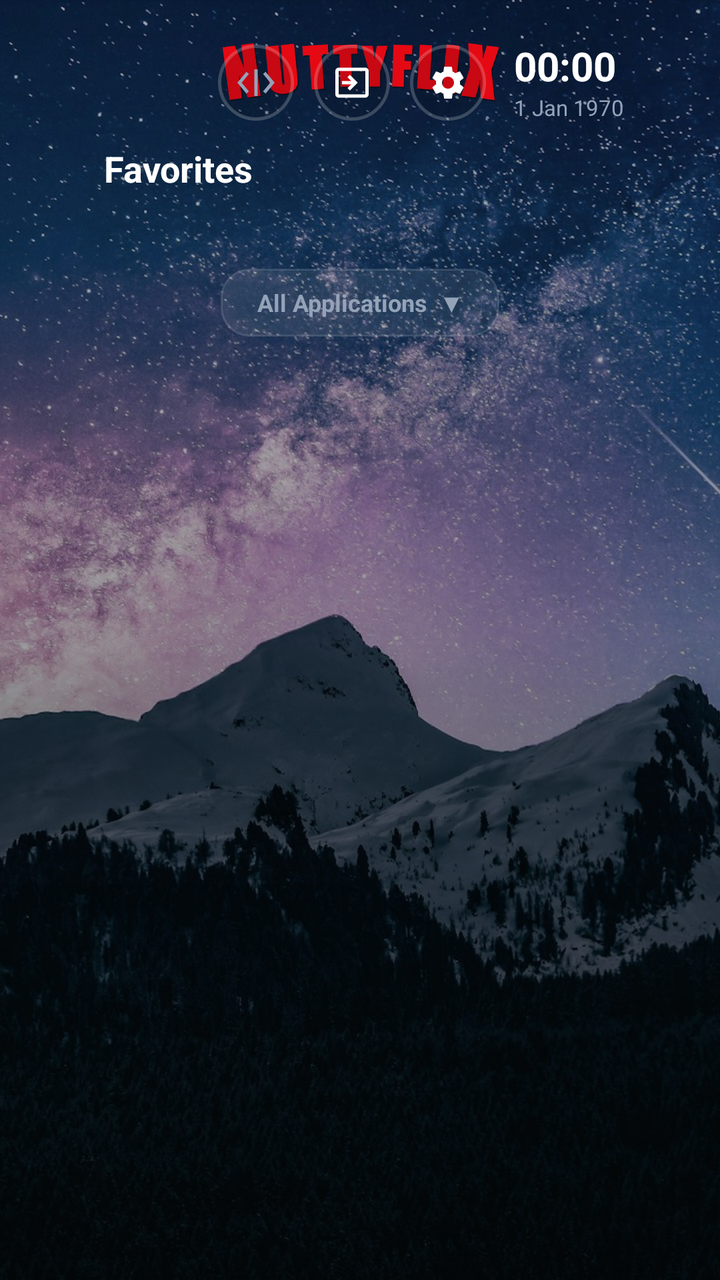
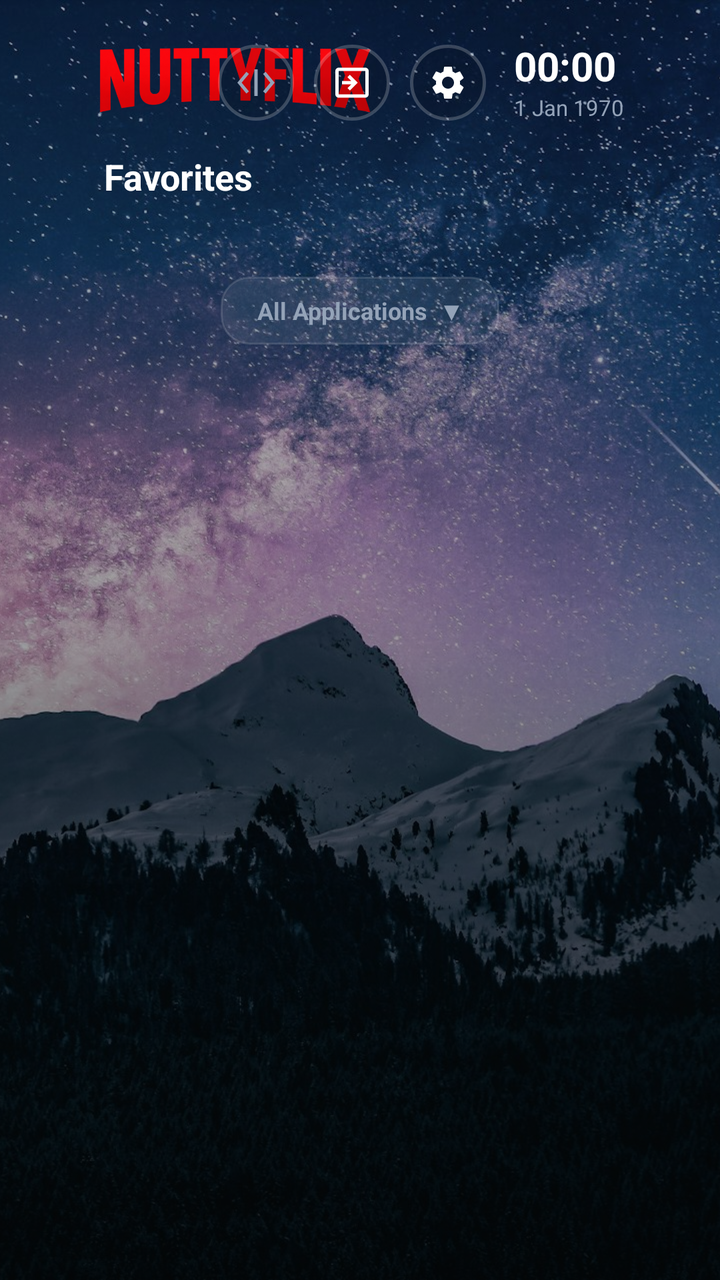

Two renders of the same Android screen: before a commit and after it. Below are the layout's source before the change and the commit's diff.
<!-- AndroidManifest.xml: application theme Theme.AppleTvLauncher -->
<!-- res/layout/activity_main.xml -->
<?xml version="1.0" encoding="utf-8"?>
<FrameLayout xmlns:android="http://schemas.android.com/apk/res/android"
    android:layout_width="match_parent"
    android:layout_height="match_parent"
    android:clipChildren="false"
    android:clipToPadding="false">

    
    <ImageView
        android:id="@+id/img_wallpaper"
        android:layout_width="match_parent"
        android:layout_height="match_parent"
        android:scaleType="centerCrop"
        android:src="@drawable/bg_wallpaper" />

    
    <View
        android:id="@+id/view_overlay"
        android:layout_width="match_parent"
        android:layout_height="match_parent"
        android:background="@drawable/bg_overlay_dark" />

    
    <ImageView
        android:id="@+id/img_logo"
        android:layout_width="200dp"
        android:layout_height="40dp"
        android:layout_gravity="top|center_horizontal"
        android:layout_marginTop="20dp"
        android:elevation="10dp"
        android:scaleType="fitCenter"
        android:src="@drawable/logo_nuttyflix" />

    
    <LinearLayout
        android:id="@+id/top_bar"
        android:layout_width="wrap_content"
        android:layout_height="wrap_content"
        android:layout_gravity="top|end"
        android:layout_marginTop="22dp"
        android:layout_marginEnd="48dp"
        android:clipChildren="false"
        android:clipToPadding="false"
        android:elevation="10dp"
        android:gravity="center_vertical"
        android:orientation="horizontal">

        
        <LinearLayout
            android:id="@+id/tray_inputs"
            android:layout_width="wrap_content"
            android:layout_height="38dp"
            android:layout_marginEnd="10dp"
            android:background="@drawable/dialog_glass_bg"
            android:clipChildren="false"
            android:clipToPadding="false"
            android:gravity="center_vertical"
            android:orientation="horizontal"
            android:paddingStart="8dp"
            android:paddingEnd="8dp"
            android:visibility="gone" />

        
        <LinearLayout
            android:id="@+id/tray_network"
            android:layout_width="wrap_content"
            android:layout_height="38dp"
            android:layout_marginEnd="10dp"
            android:background="@drawable/dialog_glass_bg"
            android:clipChildren="false"
            android:clipToPadding="false"
            android:gravity="center_vertical"
            android:orientation="horizontal"
            android:paddingStart="8dp"
            android:paddingEnd="8dp"
            android:visibility="gone" />

        
        <ImageView
            android:id="@+id/btn_network"
            android:layout_width="38dp"
            android:layout_height="38dp"
            android:layout_marginEnd="10dp"
            android:background="@drawable/btn_settings_selector"
            android:clickable="true"
            android:focusable="true"
            android:focusableInTouchMode="true"
            android:scaleType="centerInside"
            android:src="@drawable/ic_ethernet_connected" />

        
        <ImageView
            android:id="@+id/btn_input"
            android:layout_width="38dp"
            android:layout_height="38dp"
            android:layout_marginEnd="10dp"
            android:background="@drawable/btn_settings_selector"
            android:clickable="true"
            android:focusable="true"
            android:focusableInTouchMode="true"
            android:scaleType="centerInside"
            android:src="@drawable/ic_input_source" />

        
        <ImageView
            android:id="@+id/btn_settings"
            android:layout_width="38dp"
            android:layout_height="38dp"
            android:background="@drawable/btn_settings_selector"
            android:clickable="true"
            android:focusable="true"
            android:focusableInTouchMode="true"
            android:scaleType="centerInside"
            android:src="@drawable/ic_settings_gear" />

        <LinearLayout
            android:layout_width="wrap_content"
            android:layout_height="wrap_content"
            android:layout_marginStart="14dp"
            android:orientation="vertical"
            android:gravity="center_vertical">

            <TextClock
                android:id="@+id/text_clock"
                android:layout_width="wrap_content"
                android:layout_height="wrap_content"
                android:format12Hour="HH:mm"
                android:format24Hour="HH:mm"
                android:includeFontPadding="false"
                android:textColor="#FFFFFFFF"
                android:textSize="20sp"
                android:textStyle="bold" />

            <TextClock
                android:id="@+id/text_date"
                android:layout_width="wrap_content"
                android:layout_height="wrap_content"
                android:layout_marginTop="2dp"
                android:format12Hour="d MMM yyyy"
                android:format24Hour="d MMM yyyy"
                android:includeFontPadding="false"
                android:textColor="#94A3B8"
                android:textSize="11sp" />
        </LinearLayout>
    </LinearLayout>

    
    <ScrollView
        android:id="@+id/main_scroll"
        android:layout_width="match_parent"
        android:layout_height="match_parent"
        android:clipChildren="false"
        android:clipToPadding="false"
        android:paddingStart="48dp"
        android:paddingTop="72dp"
        android:paddingEnd="48dp"
        android:paddingBottom="48dp"
        android:scrollbars="none">

        <LinearLayout
            android:layout_width="match_parent"
            android:layout_height="wrap_content"
            android:clipChildren="false"
            android:clipToPadding="false"
            android:orientation="vertical">

            
            <TextView
                android:layout_width="wrap_content"
                android:layout_height="wrap_content"
                android:layout_marginStart="4dp"
                android:layout_marginBottom="10dp"
                android:text="Favorites"
                android:textColor="#FFFFFFFF"
                android:textSize="18sp"
                android:textStyle="bold" />

            <GridLayout
                android:id="@+id/grid_favorites"
                android:layout_width="wrap_content"
                android:layout_height="wrap_content"
                android:layout_marginBottom="16dp"
                android:clipChildren="false"
                android:clipToPadding="false"
                android:columnCount="6" />

            
            <TextView
                android:id="@+id/btn_toggle_applications"
                android:layout_width="wrap_content"
                android:layout_height="34dp"
                android:layout_gravity="center_horizontal"
                android:layout_marginTop="12dp"
                android:layout_marginBottom="16dp"
                android:background="@drawable/btn_quick_selector"
                android:clickable="true"
                android:focusable="true"
                android:focusableInTouchMode="true"
                android:gravity="center"
                android:paddingStart="18dp"
                android:paddingEnd="18dp"
                android:text="All Applications  ▼"
                android:textColor="#94A3B8"
                android:textSize="12sp"
                android:textStyle="bold" />

            
            <GridLayout
                android:id="@+id/grid_applications"
                android:layout_width="wrap_content"
                android:layout_height="wrap_content"
                android:layout_marginBottom="24dp"
                android:clipChildren="false"
                android:clipToPadding="false"
                android:columnCount="6"
                android:visibility="gone" />

        </LinearLayout>
    </ScrollView>

</FrameLayout>
<!-- resources referenced by this layout -->
<resources>
  <!-- drawable bg_overlay_dark (drawable) -->
  <?xml version="1.0" encoding="utf-8"?>
  <shape xmlns:android="http://schemas.android.com/apk/res/android"
      android:shape="rectangle">
      <gradient
          android:type="linear"
          android:angle="270"
          android:startColor="#40000000"
          android:centerColor="#60000000"
          android:endColor="#B0000000" />
  </shape>
  <!-- drawable btn_quick_selector (drawable) -->
  <?xml version="1.0" encoding="utf-8"?>
  <selector xmlns:android="http://schemas.android.com/apk/res/android">
      <item android:state_focused="true" android:drawable="@drawable/btn_quick_focused" />
      <item android:drawable="@drawable/btn_quick" />
  </selector>
  <!-- drawable dialog_glass_bg (drawable) -->
  <?xml version="1.0" encoding="utf-8"?>
  <shape xmlns:android="http://schemas.android.com/apk/res/android"
      android:shape="rectangle">
      <corners android:radius="18dp" />
      <solid android:color="#F2181C26" />
      <stroke android:width="1.5dp" android:color="#40FFFFFF" />
  </shape>
  <!-- drawable ic_ethernet_connected (drawable) -->
  <vector xmlns:android="http://schemas.android.com/apk/res/android"
      android:width="20dp"
      android:height="20dp"
      android:viewportWidth="24"
      android:viewportHeight="24">
      <path
          android:fillColor="#94A3B8"
          android:pathData="M7.77,6.76L6.23,5.48L0.82,12L6.23,18.52L7.77,17.24L3.41,12L7.77,6.76ZM16.23,17.24L17.77,18.52L23.18,12L17.77,5.48L16.23,6.76L20.59,12L16.23,17.24ZM11,4H13V20H11V4Z" />
  </vector>
  <!-- drawable ic_input_source (drawable) -->
  <vector xmlns:android="http://schemas.android.com/apk/res/android"
      android:width="20dp"
      android:height="20dp"
      android:viewportWidth="24"
      android:viewportHeight="24">
      <path
          android:fillColor="#FFFFFFFF"
          android:pathData="M20,3H4C2.9,3 2,3.9 2,5v14c0,1.1 0.9,2 2,2h16c1.1,0 2,-0.9 2,-2V5C22,3.9 21.1,3 20,3z M20,19H4V5h16V19z M6,13h5.59l-2.3,2.29l1.42,1.42L15.41,12l-4.7,-4.71l-1.42,1.42L11.59,11H6V13z" />
  </vector>
  <!-- drawable logo_nuttyflix: png bitmap (drawable-nodpi, 16176 bytes) -->
  <style name="Theme.AppleTvLauncher" parent="android:Theme.Material.NoActionBar">
          <item name="android:windowBackground">@drawable/bg_gradient</item>
          <item name="android:windowNoTitle">true</item>
          <item name="android:windowActionBar">false</item>
          <item name="android:windowFullscreen">true</item>
          <item name="android:windowContentOverlay">@null</item>
          <item name="android:colorBackground">@color/bg_bottom</item>
      </style>
  <!-- drawable btn_quick_focused (drawable) -->
  <?xml version="1.0" encoding="utf-8"?>
  <shape xmlns:android="http://schemas.android.com/apk/res/android"
      android:shape="rectangle">
      <corners android:radius="14dp" />
      <solid android:color="#4D6366F1" />
      <stroke android:width="2dp" android:color="#FFFFFFFF" />
  </shape>
  <!-- drawable btn_quick (drawable) -->
  <?xml version="1.0" encoding="utf-8"?>
  <shape xmlns:android="http://schemas.android.com/apk/res/android"
      android:shape="rectangle">
      <corners android:radius="14dp" />
      <solid android:color="#14FFFFFF" />
      <stroke android:width="1dp" android:color="#20FFFFFF" />
  </shape>
  <!-- drawable bg_gradient (drawable) -->
  <?xml version="1.0" encoding="utf-8"?>
  <shape xmlns:android="http://schemas.android.com/apk/res/android"
      android:shape="rectangle">
      <gradient
          android:type="linear"
          android:angle="270"
          android:startColor="#161233"
          android:centerColor="#0D0B1F"
          android:endColor="#06050A" />
  </shape>
  <color name="bg_bottom">#09090C</color>
  <!-- unchanged entries left out for length: 3 -->
</resources>

<!-- the commit's change to res/layout/activity_main.xml (unified diff, before → after) -->
@@ -23,12 +23,13 @@
     
     <ImageView
         android:id="@+id/img_logo"
-        android:layout_width="200dp"
-        android:layout_height="40dp"
-        android:layout_gravity="top|center_horizontal"
-        android:layout_marginTop="20dp"
+        android:layout_width="150dp"
+        android:layout_height="36dp"
+        android:layout_gravity="top|start"
+        android:layout_marginStart="48dp"
+        android:layout_marginTop="22dp"
         android:elevation="10dp"
-        android:scaleType="fitCenter"
+        android:scaleType="fitStart"
         android:src="@drawable/logo_nuttyflix" />
 
     
@@ -152,7 +153,7 @@
         android:clipChildren="false"
         android:clipToPadding="false"
         android:paddingStart="48dp"
-        android:paddingTop="72dp"
+        android:paddingTop="76dp"
         android:paddingEnd="48dp"
         android:paddingBottom="48dp"
         android:scrollbars="none">
<!-- resource entries referenced after the edit -->
@@ -45,7 +45,7 @@
           android:fillColor="#FFFFFFFF"
           android:pathData="M20,3H4C2.9,3 2,3.9 2,5v14c0,1.1 0.9,2 2,2h16c1.1,0 2,-0.9 2,-2V5C22,3.9 21.1,3 20,3z M20,19H4V5h16V19z M6,13h5.59l-2.3,2.29l1.42,1.42L15.41,12l-4.7,-4.71l-1.42,1.42L11.59,11H6V13z" />
   </vector>
-  <!-- drawable logo_nuttyflix: png bitmap (drawable-nodpi, 16176 bytes) -->
+  <!-- drawable logo_nuttyflix: png bitmap (drawable-nodpi, 93059 bytes) -->
   <style name="Theme.AppleTvLauncher" parent="android:Theme.Material.NoActionBar">
           <item name="android:windowBackground">@drawable/bg_gradient</item>
           <item name="android:windowNoTitle">true</item>
